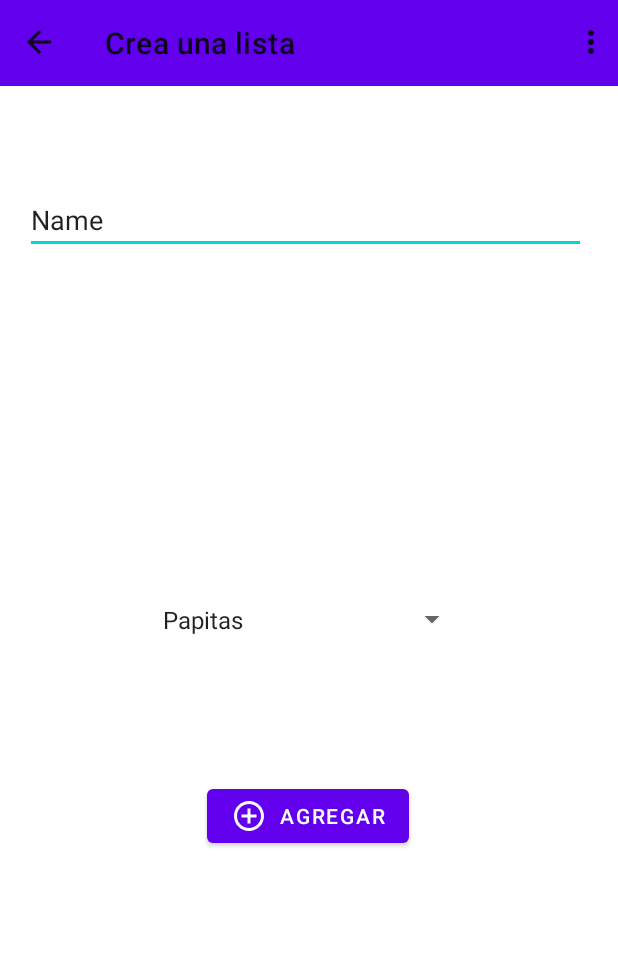
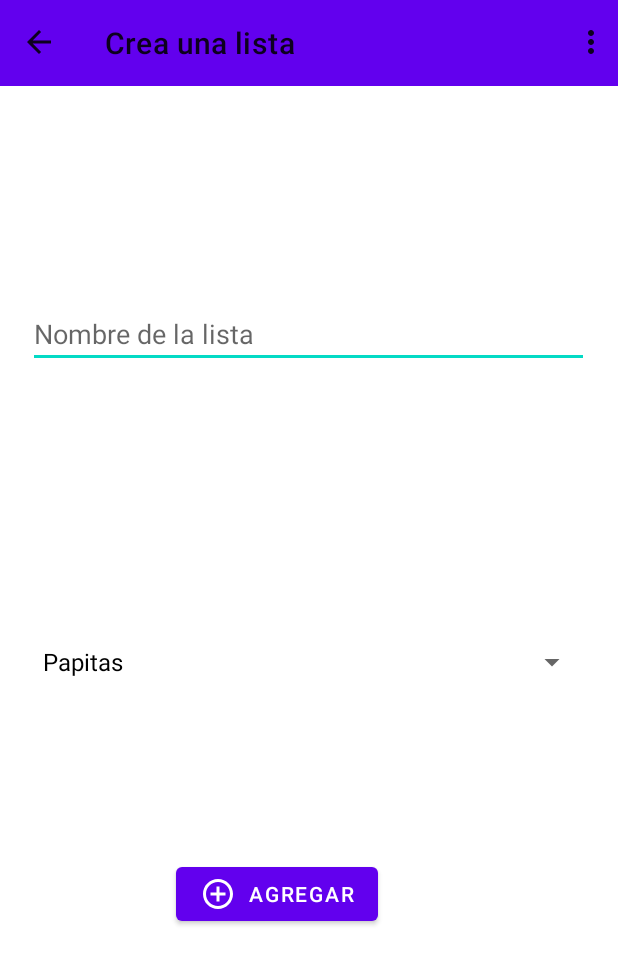
Before and after one commit to gitrubio/MyPriceList, an Android app: the CreateListActivity screen opened directly, with no data from a screen before it, on a phone screen of 412 x 824 dp. Shown: the top 964 px of the screen. Run offline under Robolectric (Android 15) with nearby library versions, the phone set to English and light mode, and no system bars; our stand-ins replace Firebase (no records; nobody signed in at launch, a user with empty details on screens opened directly).

Commit message:
guardado de datos

```diff
--- a/app/src/main/java/com/example/mypricelist/ui/creation/CreateListActivity.kt
+++ b/app/src/main/java/com/example/mypricelist/ui/creation/CreateListActivity.kt
@@ -4,18 +4,21 @@ import androidx.appcompat.app.AppCompatActivity
 import android.os.Bundle
 import android.view.Menu
 import android.view.MenuItem
+import android.view.View
 import android.widget.ArrayAdapter
+import android.widget.EditText
 import androidx.appcompat.widget.Toolbar
 import com.example.mypricelist.R
 import com.example.mypricelist.models.ListModel
 import com.google.firebase.firestore.CollectionReference
 import com.google.firebase.firestore.FirebaseFirestore
 import android.widget.Spinner
+import androidx.core.view.get
 
 class CreateListActivity : AppCompatActivity() {
     val db = FirebaseFirestore.getInstance()
     val coleccion: CollectionReference = db.collection("ListMain")
-
+    val data = listOf("Papitas", "Coca Cola", "Cerveza","Chocolate","Wisky")
     override fun onCreate(savedInstanceState: Bundle?) {
         super.onCreate(savedInstanceState)
         setContentView(R.layout.activity_create_list)
@@ -27,19 +30,10 @@ class CreateListActivity : AppCompatActivity() {
 
         // Establece el manejador de eventos para el botón de retroceso
         toolbar.setNavigationOnClickListener { onBackPressed() }
+        val spinner = findViewById<Spinner>(R.id.spiProducts)
+        val adapter = ArrayAdapter<String>(this, android.R.layout.simple_spinner_dropdown_item, data)
+        spinner.adapter = adapter
 
-        val spinner: Spinner = findViewById(R.id.spiProducts)
-// Create an ArrayAdapter using the string array and a default spinner layout
-        ArrayAdapter.createFromResource(
-            this,
-            R.array.planets_array,
-            android.R.layout.simple_spinner_item
-        ).also { adapter ->
-            // Specify the layout to use when the list of choices appears
-            adapter.setDropDownViewResource(android.R.layout.simple_spinner_dropdown_item)
-            // Apply the adapter to the spinner
-            spinner.adapter = adapter
-        }
 
     }
     override fun onCreateOptionsMenu(menu: Menu?): Boolean {
@@ -56,9 +50,24 @@ class CreateListActivity : AppCompatActivity() {
         return super.onOptionsItemSelected(item)
     }
 
-    fun saveList(){
-        var productos : List<String> = listOf("juan","carlos","lucho")
-        val producto = ListModel("carlos",12.3, productos)
+    fun saveList(view : View){
+        var controListName = findViewById<EditText>(R.id.edtListName)
+        var controlSelectProduct = findViewById<Spinner>(R.id.spiProducts)
+
+        controlErrors(controListName,controlSelectProduct)
+        var product = data[controlSelectProduct.selectedItemPosition]
+        var productos : List<String> = listOf(product)
+        val producto = ListModel(controListName.text.toString(),12.3, productos)
         coleccion.add(producto)
     }
+
+    private fun controlErrors(listName : EditText, Productos : Spinner): Boolean {
+        var correctlyData : Boolean = true
+        var nameList = listName.text.toString()
+        if(nameList.isEmpty()){
+            listName.error = "Por favor Ingrese un nombre para la lista"
+            correctlyData = false
+        }
+        return correctlyData
+    }
 }
--- a/app/src/main/res/layout/activity_create_list.xml
+++ b/app/src/main/res/layout/activity_create_list.xml
@@ -20,23 +20,23 @@
         app:title="Crea una lista" />
 
     <EditText
-        android:id="@+id/editTextTextPersonName"
+        android:id="@+id/edtListName"
         android:layout_width="374dp"
         android:layout_height="44dp"
-        android:layout_marginTop="68dp"
+        android:layout_marginTop="144dp"
         android:ems="10"
+        android:hint="@string/ListName"
         android:inputType="textPersonName"
-        android:text="Name"
         app:layout_constraintEnd_toEndOf="parent"
-        app:layout_constraintHorizontal_bias="0.432"
+        app:layout_constraintHorizontal_bias="0.486"
         app:layout_constraintStart_toStartOf="parent"
         app:layout_constraintTop_toBottomOf="@+id/toolbar" />
 
     <Spinner
         android:id="@+id/spiProducts"
-        android:layout_width="211dp"
-        android:layout_height="46dp"
-        android:layout_marginBottom="388dp"
+        android:layout_width="371dp"
+        android:layout_height="45dp"
+        android:layout_marginBottom="360dp"
         app:layout_constraintBottom_toBottomOf="parent"
         app:layout_constraintEnd_toEndOf="parent"
         app:layout_constraintStart_toStartOf="parent" />
@@ -45,11 +45,14 @@
         android:id="@+id/button2"
         android:layout_width="wrap_content"
         android:layout_height="wrap_content"
-        android:layout_marginBottom="256dp"
+        android:layout_marginBottom="204dp"
+        android:onClick="saveList"
         android:text="@string/addText"
         app:icon="@drawable/ic_add_circle_outline_24"
         app:layout_constraintBottom_toBottomOf="parent"
         app:layout_constraintEnd_toEndOf="parent"
-        app:layout_constraintHorizontal_bias="0.498"
+        app:layout_constraintHorizontal_bias="0.424"
         app:layout_constraintStart_toStartOf="parent" />
+
+
 </androidx.constraintlayout.widget.ConstraintLayout>
--- a/app/src/main/res/values/strings.xml
+++ b/app/src/main/res/values/strings.xml
@@ -4,6 +4,7 @@
     <string name="title_dashboard">Dashboard</string>
     <string name="title_notifications">Notifications</string>
     <string name="addText">Agregar</string>
+    <string name="ListName">Nombre de la lista</string>
     <string-array name="planets_array">
         <item>Papitas</item>
         <item>Coca Cola</item>
```
